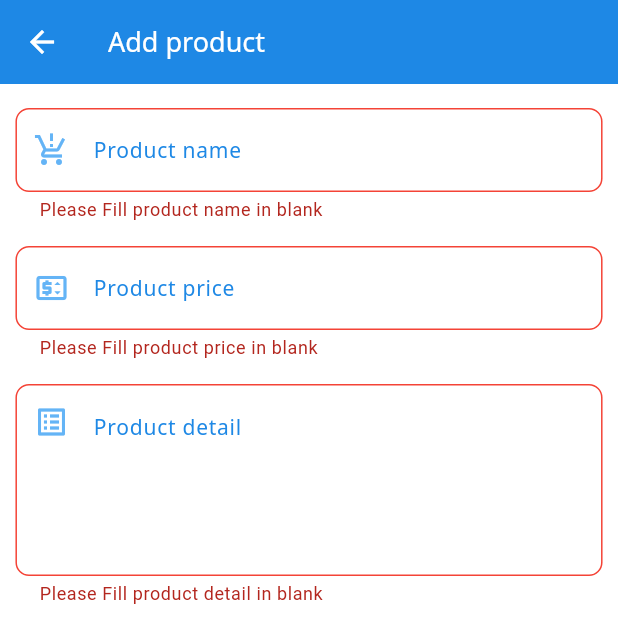
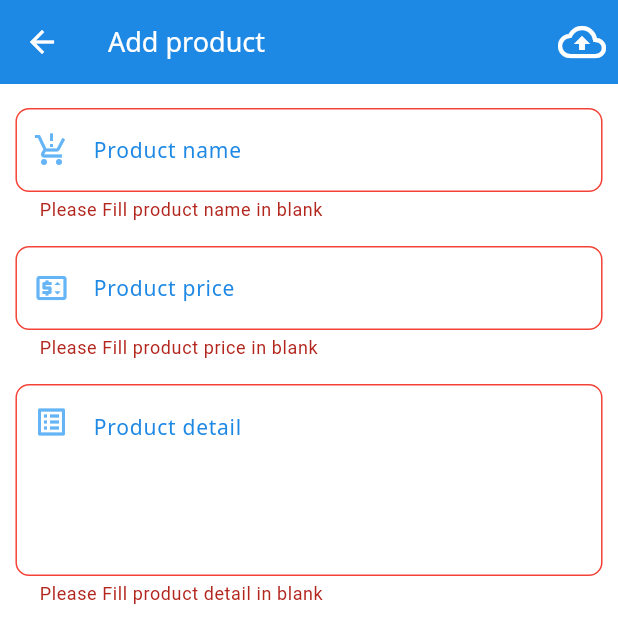
Before and after one commit to TonAndToon/ShoppingMall, a Flutter app: the AddProduct screen opened by its route, after a tap on "ADD PRODUCT", on a phone screen of 412 x 824 dp, the top half of it. Run offline on Flutter 3.47's test engine with Material 3 defaults, Android fonts, the phone set to English and light mode, and no system bars; our stand-ins replace dio, geolocator, google_maps_flutter, image_picker, shared_preferences; accounts and stored records are empty.

Commit message:
video 35.1-35.2-36 20251219  6:15 PM

```diff
--- a/lib/states/add_product.dart
+++ b/lib/states/add_product.dart
@@ -1,5 +1,9 @@
+import 'dart:io';
+
 import 'package:flutter/material.dart';
+import 'package:image_picker/image_picker.dart';
 import 'package:shoppingmall/utility/my_constant.dart';
+import 'package:shoppingmall/utility/my_dialog.dart';
 import 'package:shoppingmall/widgets/show_image.dart';
 import 'package:shoppingmall/widgets/show_title.dart';
 
@@ -13,15 +17,37 @@ class AddProduct extends StatefulWidget {
 class _AddProductState extends State<AddProduct> {
   // bool statusRedEye = true;
   final formKey = GlobalKey<FormState>();
+  List<File?> files = [];
+  File? file;
   TextEditingController nameController = TextEditingController();
   TextEditingController priceController = TextEditingController();
   TextEditingController detailController = TextEditingController();
+
+  @override
+  void initState() {
+    // TODO: implement initState
+    super.initState();
+    initialFile();
+  }
+
+  void initialFile() {
+    for (var i = 0; i < 4; i++) {
+      files.add(null);
+    }
+  }
+
   @override
   Widget build(BuildContext context) {
-    double size = MediaQuery.of(context).size.width;
+    // double size = MediaQuery.of(context).size.width;
     return Scaffold(
       backgroundColor: MyConstant.whColor,
       appBar: AppBar(
+        actions: [
+          IconButton(
+            onPressed: () => processAddProduct(),
+            icon: Icon(Icons.cloud_upload_outlined, size: 32),
+          ),
+        ],
         backgroundColor: MyConstant.primaryColor,
         title: Text('Add product', style: MyConstant().h5NmWCl()),
         iconTheme: IconThemeData(color: MyConstant.whColor),
@@ -61,7 +87,7 @@ class _AddProductState extends State<AddProduct> {
           child: ElevatedButton(
             style: MyConstant().myButtonSPmr1(),
             onPressed: () {
-              if (formKey.currentState!.validate()) {}
+              processAddProduct();
             },
             child: Padding(
               padding: const EdgeInsets.all(14.0),
@@ -71,6 +97,41 @@ class _AddProductState extends State<AddProduct> {
         ),
       ],
     );
+  }
+
+  void processAddProduct() {
+    if (formKey.currentState!.validate()) {
+      bool checkFile = true;
+      for (var item in files) {
+        if (item == null) {
+          checkFile = false;
+        }
+      }
+      if (checkFile) {
+        print('#### choose 4 image success');
+      } else {
+        MyDialog().normalDialog(
+          context,
+          'More image',
+          'Please Choose more image',
+        );
+      }
+    }
+  }
+
+  Future<Null> processImagePicker(ImageSource source, int index) async {
+    try {
+      var result = await ImagePicker().pickImage(
+        source: source,
+        maxHeight: 800,
+        maxWidth: 800,
+      );
+
+      setState(() {
+        file = File(result!.path);
+        files[index] = file;
+      });
+    } catch (e) {}
   }
 
   Future<Null> chooseSourceImageDialog(int index) async {
@@ -94,11 +155,17 @@ class _AddProductState extends State<AddProduct> {
             mainAxisAlignment: MainAxisAlignment.spaceAround,
             children: [
               TextButton(
-                onPressed: () => Navigator.pop(context),
+                onPressed: () {
+                  Navigator.pop(context);
+                  processImagePicker(ImageSource.camera, index);
+                },
                 child: Text('camera', style: MyConstant().h4BDrkCl()),
               ),
               TextButton(
-                onPressed: () => Navigator.pop(context),
+                onPressed: () {
+                  Navigator.pop(context);
+                  processImagePicker(ImageSource.gallery, index);
+                },
                 child: Text('gallery', style: MyConstant().h4BDrkCl()),
               ),
             ],
@@ -115,7 +182,9 @@ class _AddProductState extends State<AddProduct> {
           padding: EdgeInsets.only(top: 32, bottom: 24),
           width: constraints.maxWidth * 0.78,
           height: constraints.maxWidth * 0.78,
-          child: Image.asset(MyConstant.img5),
+          child: file == null
+              ? Image.asset(MyConstant.img5)
+              : Image.file(file!),
         ),
         Container(
           child: Row(
@@ -126,7 +195,9 @@ class _AddProductState extends State<AddProduct> {
                 height: 52,
                 child: InkWell(
                   onTap: () => chooseSourceImageDialog(0),
-                  child: Image.asset(MyConstant.img5),
+                  child: files[0] == null
+                      ? Image.asset(MyConstant.img5)
+                      : Image.file(files[0]!),
                 ),
               ),
               Container(
@@ -134,7 +205,9 @@ class _AddProductState extends State<AddProduct> {
                 height: 52,
                 child: InkWell(
                   onTap: () => chooseSourceImageDialog(1),
-                  child: Image.asset(MyConstant.img5),
+                  child: files[1] == null
+                      ? Image.asset(MyConstant.img5)
+                      : Image.file(files[1]!),
                 ),
               ),
               Container(
@@ -142,7 +215,9 @@ class _AddProductState extends State<AddProduct> {
                 height: 52,
                 child: InkWell(
                   onTap: () => chooseSourceImageDialog(2),
-                  child: Image.asset(MyConstant.img5),
+                  child: files[2] == null
+                      ? Image.asset(MyConstant.img5)
+                      : Image.file(files[2]!),
                 ),
               ),
               Container(
@@ -150,7 +225,9 @@ class _AddProductState extends State<AddProduct> {
                 height: 52,
                 child: InkWell(
                   onTap: () => chooseSourceImageDialog(3),
-                  child: Image.asset(MyConstant.img5),
+                  child: files[3] == null
+                      ? Image.asset(MyConstant.img5)
+                      : Image.file(files[3]!),
                 ),
               ),
             ],
--- a/lib/utility/my_constant.dart
+++ b/lib/utility/my_constant.dart
@@ -3,7 +3,7 @@ import 'package:flutter/material.dart';
 class MyConstant {
   //General
   static String appName = 'Shopping Mall';
-  static String domain = 'https://2d9ed9e8b738.ngrok-free.app';
+  static String domain = 'https://456018fb728e.ngrok-free.app';
 
   //Route
   static String routeAuthen = '/authen';
```
